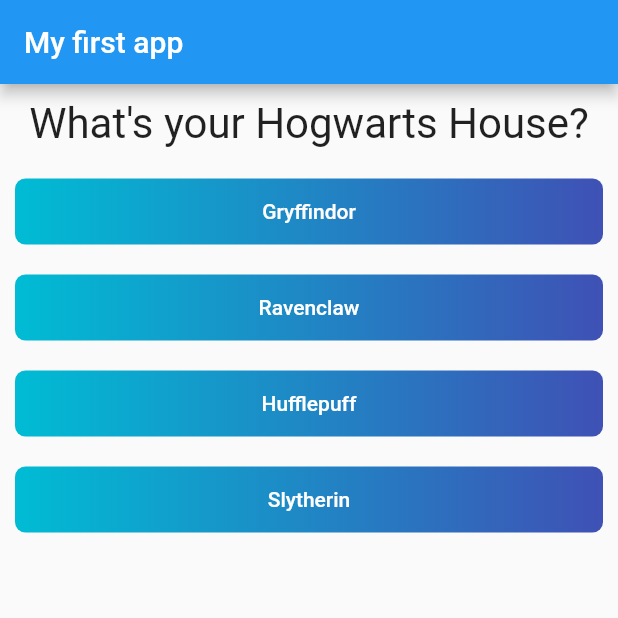
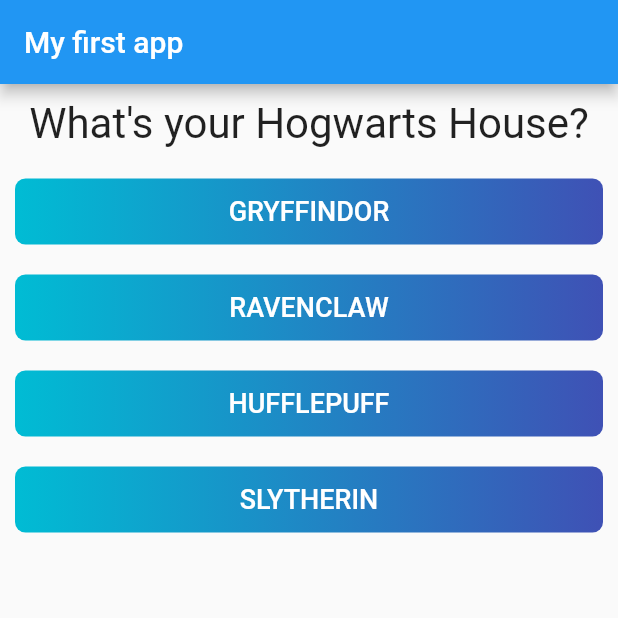
Before and after one commit to Totemi1324/sandbox_app, a Flutter app: the screen it shows after launch, on a phone screen of 412 x 824 dp, the top half of it. Run offline on Flutter 3.47's test engine with Material 2 defaults, Android fonts, the light colour scheme and no system bars.

Commit message:
Restructure and refactor

```diff
--- a/lib/answer.dart
+++ b/lib/answer.dart
@@ -25,7 +25,13 @@
       child: MaterialButton(
         onPressed: handler,
         shape: RoundedRectangleBorder(borderRadius: borderRadius),
-        child: Text(answerText, style: TextStyle(color: Colors.white),),
+        child: Text(
+          answerText.toUpperCase(),
+          style: const TextStyle(
+            color: Colors.white,
+            fontSize: 18,
+          ),
+        ),
       ),
     );
   }
--- a/lib/main.dart
+++ b/lib/main.dart
@@ -14,26 +14,10 @@
 }
 
 class _MyAppState extends State<MyApp> {
-  var _questionIndex = 0;
-
-  void _onAnswerPressed() {
-    setState(() {
-      _questionIndex++;
-    });
-    print(_questionIndex);
-  }
-
-  @override
-  Widget build(BuildContext context) {
-    var questionList = [
+  final questionList = const [
     {
       "question_text": "What's your Hogwarts House?",
-        "question_answers": [
-          "Gryffindor",
-          "Ravenclaw",
-          "Hufflepuff",
-          "Slytherin"
-        ]
+      "question_answers": ["Gryffindor", "Ravenclaw", "Hufflepuff", "Slytherin"]
     },
     {
       "question_text": "Which animal does your Patronus embody?",
@@ -52,7 +36,20 @@
       ]
     },
   ];
+  var _questionIndex = 0;
 
+  void _onAnswerPressed() {
+    setState(() {
+      _questionIndex++;
+    });
+    print(_questionIndex);
+    if (_questionIndex < questionList.length) {
+
+    }
+  }
+
+  @override
+  Widget build(BuildContext context) {
     return MaterialApp(
       home: Scaffold(
         appBar: AppBar(
@@ -63,7 +60,10 @@
             Question(
               questionList[_questionIndex]["question_text"] as String,
             ),
-            ...(questionList[_questionIndex]["question_answers"] as List<String>).map((e) => Answer(e, _onAnswerPressed)).toList()
+            ...(questionList[_questionIndex]["question_answers"]
+                    as List<String>)
+                .map((e) => Answer(e, _onAnswerPressed))
+                .toList()
           ],
         ),
       ),
```
Lines whose indentation alone changed are shown as unchanged.
